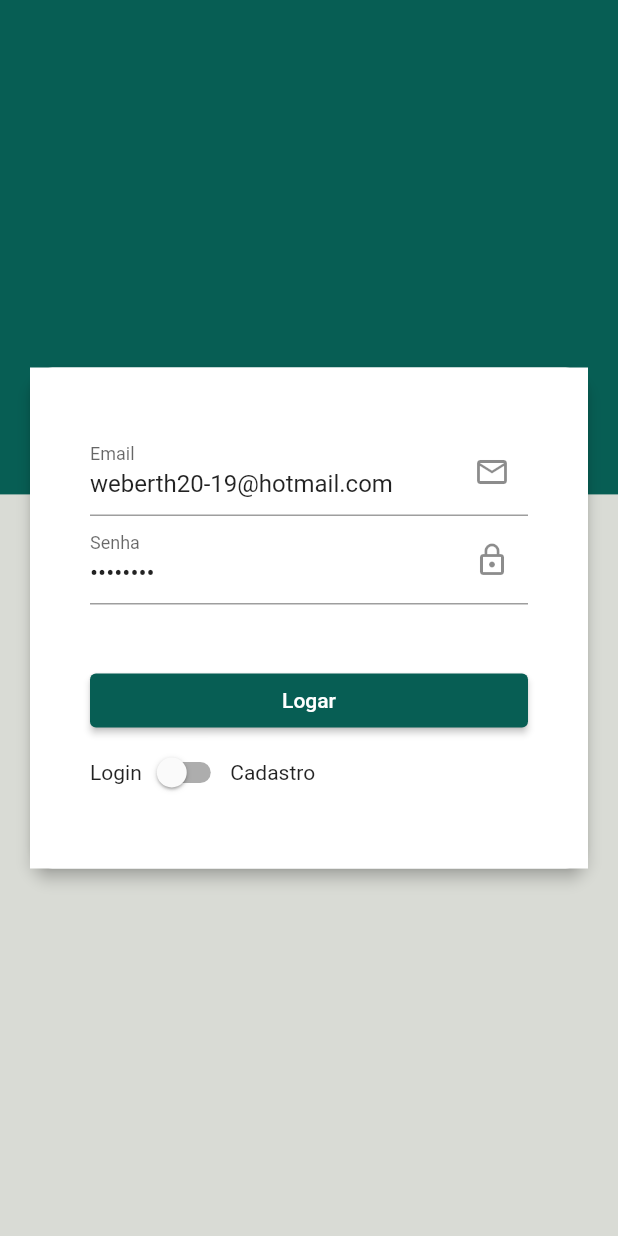
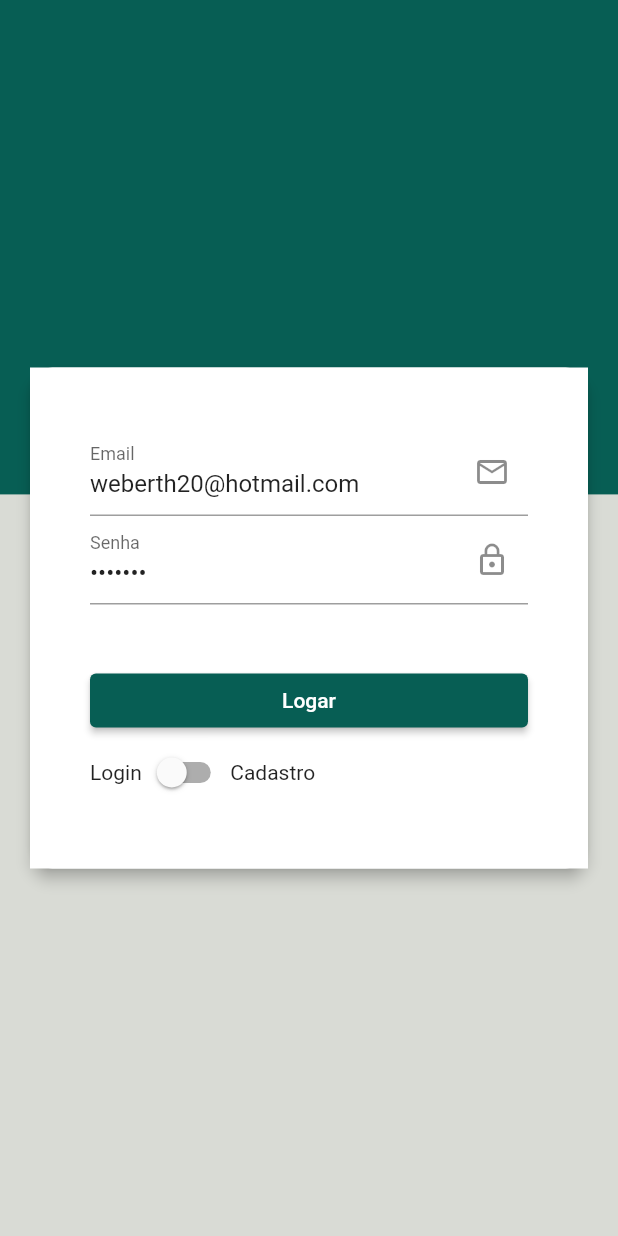
Before and after one commit to Weberth1233/chat_firebase, a Flutter app: the screen it shows after launch, on a phone screen of 412 x 824 dp. Run offline on Flutter 3.47's test engine with Material 2 defaults, Android fonts, the phone set to English and light mode, and no system bars; our stand-ins replace cached_network_image, cloud_firestore, file_picker, firebase_auth, firebase_core, firebase_storage; accounts and stored records are empty.

Commit message:
⛏️ Alterando dados para o login inicial

```diff
--- a/lib/screens/login.dart
+++ b/lib/screens/login.dart
@@ -18,9 +18,9 @@ class _LoginState extends State<Login> {
   bool _visible = false;
   final TextEditingController _controllerName = TextEditingController();
   final TextEditingController _controllerEmail =
-      TextEditingController(text: "weberth20-19@hotmail.com");
+      TextEditingController(text: "weberth20@hotmail.com");
   final TextEditingController _controllerSenha =
-      TextEditingController(text: "escola11");
+      TextEditingController(text: "1234567");
   final FirebaseAuth _auth = FirebaseAuth.instance;
   final FirebaseStorage _storage = FirebaseStorage.instance;
   final FirebaseFirestore _firestore = FirebaseFirestore.instance;
```
